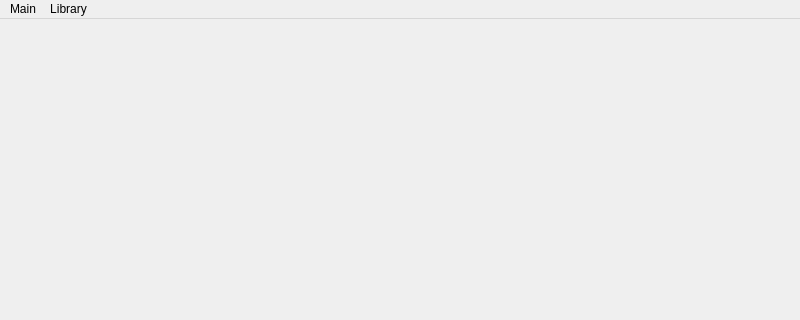
Before: the Qt Designer form src/ui/mainwindow.ui in niktischenko/someplayer, drawn with Qt 5; both pictures show x 0 to 800 and y 0 to 320 of the 800 by 480 pixel window.
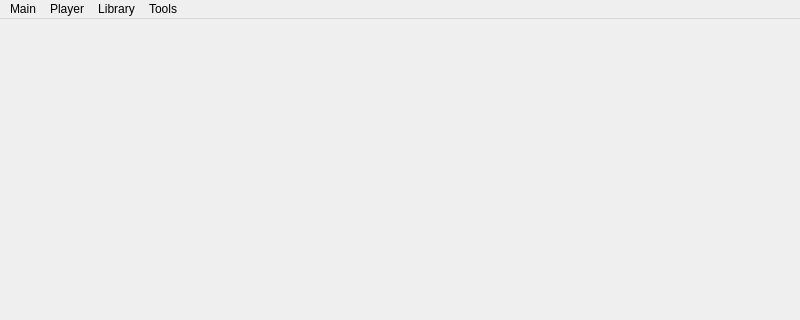
After: the same form once the commit is applied.

```diff
--- a/src/ui/mainwindow.ui
+++ b/src/ui/mainwindow.ui
@@ -52,9 +52,25 @@
     <property name="title">
      <string>Library</string>
     </property>
+    <addaction name="actionManageLibrary"/>
+   </widget>
+   <widget class="QMenu" name="menuTools">
+    <property name="title">
+     <string>Tools</string>
+    </property>
+    <addaction name="actionEqualizer"/>
+    <addaction name="actionSetTimer"/>
+   </widget>
+   <widget class="QMenu" name="menuPlayer">
+    <property name="title">
+     <string>Player</string>
+    </property>
+    <addaction name="actionSavePlaylist"/>
    </widget>
    <addaction name="menuHelp"/>
+   <addaction name="menuPlayer"/>
    <addaction name="menuLibrary"/>
+   <addaction name="menuTools"/>
   </widget>
   <action name="actionAbout">
    <property name="text">
```
Left out of the diff: 28 changed lines with no effect on the pictures.
